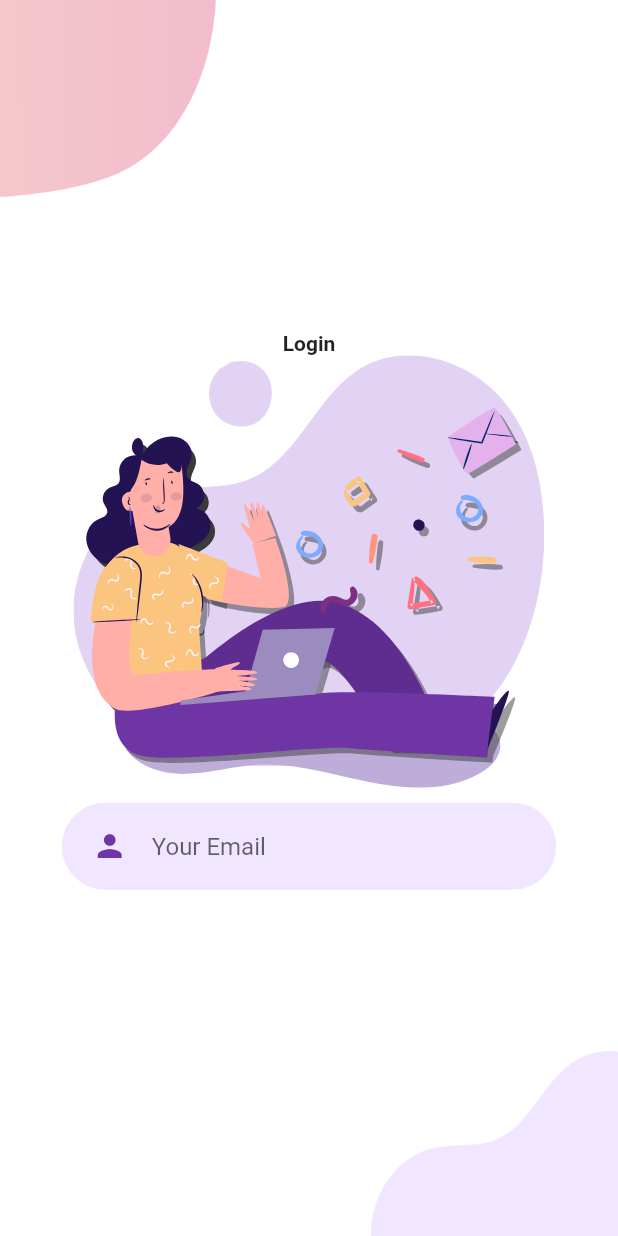
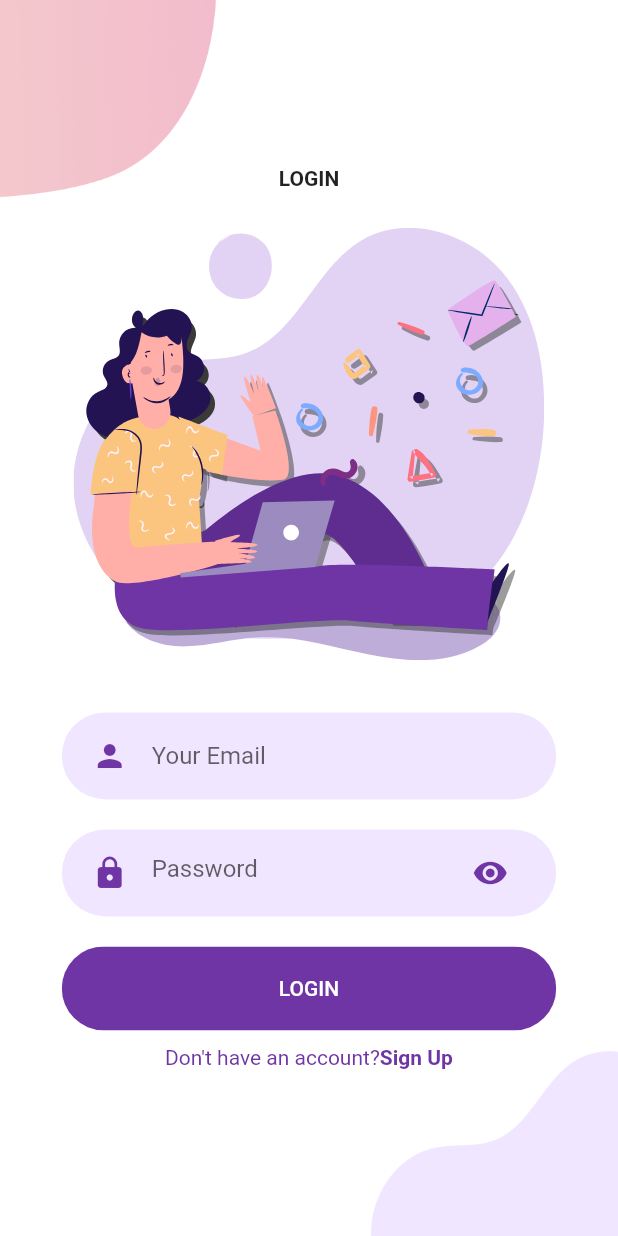
Before and after one commit to jabed3700/login_signin-flutter-ui, a Flutter app: the LoginScreen screen opened directly, on a phone screen of 412 x 824 dp. Run offline on Flutter 3.47's test engine with Material 2 defaults, Android fonts, the phone set to English and light mode, and no system bars; our stand-ins replace flutter_svg.

Commit message:
completed login page

```diff
--- a/lib/Screens/Login/component/home.dart
+++ b/lib/Screens/Login/component/home.dart
@@ -1,6 +1,11 @@
 import 'package:flutter/material.dart';
 import 'package:flutter_svg/svg.dart';
 import 'package:login/Screens/Login/component/background.dart';
+import 'package:login/Screens/Login/component/rounded_input_feild.dart';
+import 'package:login/component/already_have_account_check.dart';
+import 'package:login/component/rounded_button.dart';
+import 'package:login/component/rounded_password_feild.dart';
+import 'package:login/component/text_feild_container.dart';
 import 'package:login/constant.dart';
 
 class Body extends StatelessWidget {
@@ -16,52 +21,40 @@ class Body extends StatelessWidget {
         mainAxisAlignment: MainAxisAlignment.center,
         children: [
           Text(
-            "Login",
+            "LOGIN",
             style: TextStyle(
               fontWeight: FontWeight.bold,
             ),
+          ),
+          SizedBox(
+            height: size.height * .03,
           ),
           SvgPicture.asset(
             "assets/icons/login.svg",
             height: size.height * .35,
           ),
-          TextFeildContainer(
-            child: TextField(
-              decoration: InputDecoration(
-                hintText: 'Your Email',
-                icon: Icon(
-                  Icons.person,
-                  color: kPrimaryColor,
-                ),
-                border: InputBorder.none,
-              ),
-            ),
+          SizedBox(
+            height: size.height * .03,
+          ),
+          RoundedInputFeild(
+            hintText: "Your Email",
+            onChanged: (value) {},
+          ),
+          RoundedPasswordFeild(
+            onChanged: (value) {},
+          ),
+          RoundedButton(
+            text: "LOGIN",
+            press: () {},
+            color: kPrimaryColor,
+          ),
+          AlreadyHaveAccountCheck(
+            press: () {
+              Navigator.push(context, MaterialPageRoute(builder: (context)=>return SignUpScreen(),));
+            },
           )
         ],
       ),
     );
   }
 }
-
-class TextFeildContainer extends StatelessWidget {
-  final Widget child;
-  const TextFeildContainer({
-    Key? key,
-    required this.child,
-  }) : super(key: key);
-
-  @override
-  Widget build(BuildContext context) {
-    Size size = MediaQuery.of(context).size;
-    return Container(
-      padding: EdgeInsets.symmetric(horizontal: 20, vertical: 5),
-      margin: EdgeInsets.symmetric(vertical: 10),
-      width: size.width * .8,
-      decoration: BoxDecoration(
-        color: kPrimaryLightColor,
-        borderRadius: BorderRadius.circular(29),
-      ),
-      child: child,
-    );
-  }
-}
--- /dev/null
+++ b/lib/Screens/Login/component/rounded_input_feild.dart
@@ -0,0 +1,32 @@
+import 'package:flutter/material.dart';
+import 'package:login/component/text_feild_container.dart';
+import '../../../constant.dart';
+
+class RoundedInputFeild extends StatelessWidget {
+  final String hintText;
+  final IconData icon;
+  final ValueChanged<String> onChanged;
+  const RoundedInputFeild({
+    Key? key,
+    required this.hintText,
+    this.icon = Icons.person,
+    required this.onChanged,
+  }) : super(key: key);
+
+  @override
+  Widget build(BuildContext context) {
+    return TextFeildContainer(
+      child: TextField(
+        onChanged: onChanged,
+        decoration: InputDecoration(
+          hintText: hintText,
+          icon: Icon(
+            icon,
+            color: kPrimaryColor,
+          ),
+          border: InputBorder.none,
+        ),
+      ),
+    );
+  }
+}
--- /dev/null
+++ b/lib/component/already_have_account_check.dart
@@ -0,0 +1,38 @@
+import 'package:flutter/material.dart';
+
+import '../constant.dart';
+
+class AlreadyHaveAccountCheck extends StatelessWidget {
+  final bool login;
+  final VoidCallback press;
+  const AlreadyHaveAccountCheck({
+    Key? key,
+    this.login = true,
+    required this.press,
+  }) : super(key: key);
+
+  @override
+  Widget build(BuildContext context) {
+    return Row(
+      mainAxisAlignment: MainAxisAlignment.center,
+      children: [
+        Text(
+          login ? "Don't have an account?" : "Already have an Account",
+          style: TextStyle(
+            color: kPrimaryColor,
+          ),
+        ),
+        GestureDetector(
+          onTap: press,
+          child: Text(
+            login ? "Sign Up" : "Sign In",
+            style: TextStyle(
+              fontWeight: FontWeight.bold,
+              color: kPrimaryColor,
+            ),
+          ),
+        )
+      ],
+    );
+  }
+}
--- /dev/null
+++ b/lib/component/rounded_password_feild.dart
@@ -0,0 +1,33 @@
+import 'package:flutter/material.dart';
+import 'package:login/component/text_feild_container.dart';
+
+import '../constant.dart';
+
+class RoundedPasswordFeild extends StatelessWidget {
+  final ValueChanged<String> onChanged;
+  const RoundedPasswordFeild({
+    Key? key,
+    required this.onChanged,
+  }) : super(key: key);
+
+  @override
+  Widget build(BuildContext context) {
+    return TextFeildContainer(
+      child: TextField(
+        onChanged: onChanged,
+        obscureText: true,
+        decoration: InputDecoration(
+            hintText: 'Password',
+            icon: Icon(
+              Icons.lock,
+              color: kPrimaryColor,
+            ),
+            suffixIcon: Icon(
+              Icons.visibility,
+              color: kPrimaryColor,
+            ),
+            border: InputBorder.none),
+      ),
+    );
+  }
+}
--- /dev/null
+++ b/lib/component/text_feild_container.dart
@@ -0,0 +1,26 @@
+import 'package:flutter/material.dart';
+
+import '../constant.dart';
+
+class TextFeildContainer extends StatelessWidget {
+  final Widget child;
+  const TextFeildContainer({
+    Key? key,
+    required this.child,
+  }) : super(key: key);
+
+  @override
+  Widget build(BuildContext context) {
+    Size size = MediaQuery.of(context).size;
+    return Container(
+      padding: EdgeInsets.symmetric(horizontal: 20, vertical: 5),
+      margin: EdgeInsets.symmetric(vertical: 10),
+      width: size.width * .8,
+      decoration: BoxDecoration(
+        color: kPrimaryLightColor,
+        borderRadius: BorderRadius.circular(29),
+      ),
+      child: child,
+    );
+  }
+}
```
Also changed, not shown: lib/Screens/signup/signup_screen.dart (added).
